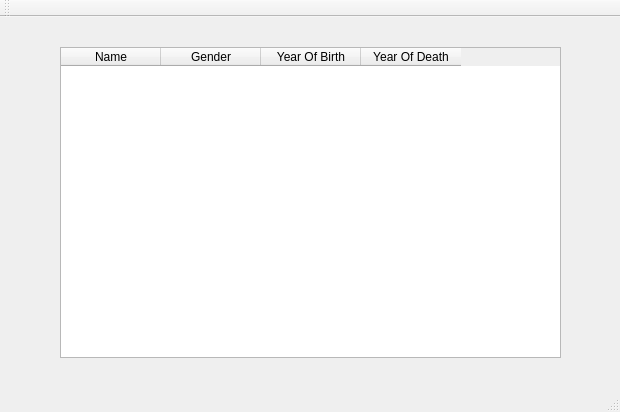
Before: the Qt Designer form GUI-verklegtVika3/mainwindow.ui in streamerinn/Verklegt-1, drawn with Qt 5.
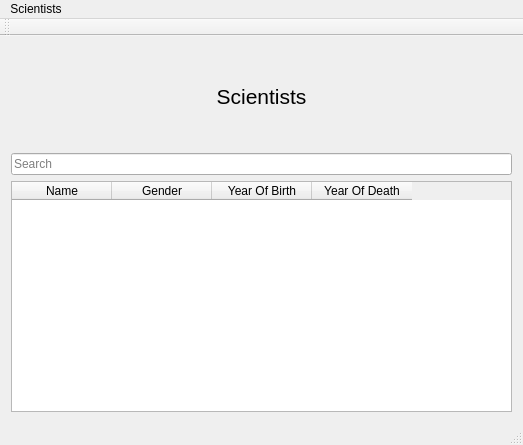
After: the same form once the commit is applied.

Commit message: search scientists komið

Patch:
```diff
--- a/GUI-verklegtVika3/mainwindow.ui
+++ b/GUI-verklegtVika3/mainwindow.ui
@@ -6,22 +6,36 @@
    <rect>
     <x>0</x>
     <y>0</y>
-    <width>620</width>
-    <height>412</height>
+    <width>523</width>
+    <height>445</height>
    </rect>
   </property>
   <property name="windowTitle">
    <string>MainWindow</string>
   </property>
   <widget class="QWidget" name="centralWidget">
+   <layout class="QGridLayout" name="gridLayout">
+    <item row="1" column="0">
+     <widget class="QLineEdit" name="ScientistSearch">
+      <property name="placeholderText">
+       <string>Search</string>
+      </property>
+     </widget>
+    </item>
+    <item row="0" column="0">
+     <widget class="QLabel" name="label">
+      <property name="text">
+       <string>&lt;html&gt;&lt;head/&gt;&lt;body&gt;&lt;p align=&quot;center&quot;&gt;&lt;span style=&quot; font-size:16pt;&quot;&gt;Scientists&lt;/span&gt;&lt;/p&gt;&lt;/body&gt;&lt;/html&gt;</string>
+      </property>
+     </widget>
+    </item>
+    <item row="2" column="0">
    <widget class="QTableWidget" name="ScientistTable">
-    <property name="geometry">
-     <rect>
-      <x>60</x>
-      <y>30</y>
+      <property name="maximumSize">
+       <size>
       <width>501</width>
-      <height>311</height>
-     </rect>
+        <height>231</height>
+       </size>
     </property>
     <column>
      <property name="text">
@@ -44,16 +58,24 @@
      </property>
     </column>
    </widget>
+    </item>
+   </layout>
   </widget>
   <widget class="QMenuBar" name="menuBar">
    <property name="geometry">
     <rect>
      <x>0</x>
      <y>0</y>
-     <width>620</width>
+     <width>523</width>
      <height>26</height>
     </rect>
    </property>
+   <widget class="QMenu" name="menuScientists">
+    <property name="title">
+     <string>Scientists</string>
+    </property>
+   </widget>
+   <addaction name="menuScientists"/>
   </widget>
   <widget class="QToolBar" name="mainToolBar">
    <attribute name="toolBarArea">
```
Lines whose indentation alone changed are shown as unchanged. The commit also changes 2 other files.
